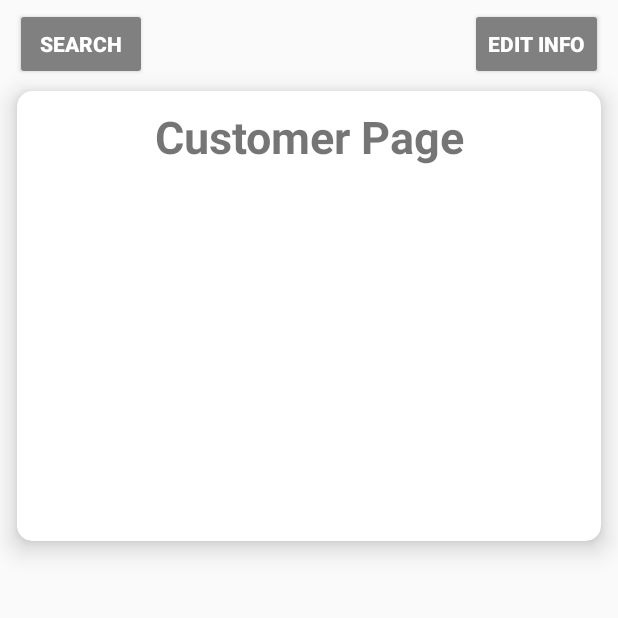
After one commit to 264-Rental-App/264-Android-App, an Android app: the CustomerHomeActivity screen opened directly, with no data from a screen before it, on a phone screen of 412 x 824 dp, the top half of it. The commit adds this screen. Run offline under Robolectric (Android 15) with nearby library versions, the phone set to English and light mode, and no system bars.

Commit message:
initialize customer home page

```diff
--- a/app/src/main/AndroidManifest.xml
+++ b/app/src/main/AndroidManifest.xml
@@ -25,6 +25,8 @@
         <activity android:name=".SummaryActivity"></activity>
         <activity android:name=".AgreementActivity"></activity>
 
+        <activity android:name=".CustomerHomeActivity"></activity>
+
         <meta-data
             android:name="preloaded_fonts"
             android:resource="@array/preloaded_fonts" />
--- /dev/null
+++ b/app/src/main/java/edu/rentals/frontend/CustomerHomeActivity.java
@@ -0,0 +1,30 @@
+package edu.rentals.frontend;
+
+import android.content.Intent;
+import android.os.Bundle;
+import android.view.View;
+import android.widget.Button;
+
+import androidx.appcompat.app.AppCompatActivity;
+
+public class CustomerHomeActivity extends AppCompatActivity {
+    Button search;
+
+    @Override
+    protected void onCreate(Bundle savedInstanceState) {
+        super.onCreate(savedInstanceState);
+        setContentView(R.layout.activity_customerhome);
+
+        // search
+        search = findViewById(R.id.search);
+        search.setOnClickListener(new View.OnClickListener() {
+            @Override
+            public void onClick(View v) {
+                Intent intent = new Intent(edu.rentals.frontend.CustomerHomeActivity.this, MainActivity.class);
+                startActivity(intent);
+            }
+        });
+
+
+    }
+}
--- a/app/src/main/java/edu/rentals/frontend/EquipmentListActivity.java
+++ b/app/src/main/java/edu/rentals/frontend/EquipmentListActivity.java
@@ -56,7 +56,7 @@ public class EquipmentListActivity extends AppCompatActivity {
         back.setOnClickListener(new View.OnClickListener() {
             @Override
             public void onClick(View v) {
-                Intent intent = new Intent(getApplicationContext(), MainActivity.class);
+                Intent intent = new Intent(edu.rentals.frontend.EquipmentListActivity.this, MainActivity.class);
 //                Intent intent = new Intent(edu.rentals.frontend.EquipmentListActivity.this, SearchStoreActivity.class);
                 startActivity(intent);
 
--- a/app/src/main/java/edu/rentals/frontend/SummaryActivity.java
+++ b/app/src/main/java/edu/rentals/frontend/SummaryActivity.java
@@ -1,5 +1,6 @@
 package edu.rentals.frontend;
 
+import android.app.Activity;
 import android.app.DatePickerDialog;
 import android.content.Intent;
 import android.os.Bundle;
@@ -22,7 +23,7 @@ public class SummaryActivity extends AppCompatActivity {
     DatePickerDialog picker;
     EditText etStartDate, etEndDate;
     TextView tvStartDate, tvEndDate;
-    Button back;
+    Button back, checkOut;
     TextView subTotal, duration, totalSum;
     private RecyclerView recyclerView;
     private List<Equipment> equipmentList;
@@ -130,6 +131,17 @@ public class SummaryActivity extends AppCompatActivity {
 
             }
         });
+
+
+        // done button
+        checkOut = findViewById(R.id.checkOut);
+        checkOut.setOnClickListener(new View.OnClickListener() {
+            @Override
+            public void onClick(View v) {
+                Intent intent = new Intent(edu.rentals.frontend.SummaryActivity.this, CustomerHomeActivity.class);
+                startActivity(intent);
+            }
+        });
     }
 
     private void setCalendar(int year, int monthOfYear, int dayOfMonth, Calendar Day) {
--- /dev/null
+++ b/app/src/main/res/layout/activity_customerhome.xml
@@ -0,0 +1,196 @@
+<?xml version="1.0" encoding="utf-8"?>
+<!--<androidx.constraintlayout.widget.ConstraintLayout-->
+<RelativeLayout
+    xmlns:android="http://schemas.android.com/apk/res/android"
+    xmlns:app="http://schemas.android.com/apk/res-auto"
+    xmlns:tools="http://schemas.android.com/tools"
+    android:layout_width="match_parent"
+    android:layout_height="match_parent">
+
+    <Button
+        android:id="@+id/search"
+        android:layout_width="wrap_content"
+        android:layout_height="wrap_content"
+        android:layout_marginLeft="10dp"
+        android:layout_marginTop="5sp"
+        android:backgroundTint="#808080"
+        android:textStyle="bold"
+        android:textColor="@android:color/white"
+        android:text="Search"/>
+
+    <Button
+        android:id="@+id/edit"
+        android:layout_width="wrap_content"
+        android:layout_height="wrap_content"
+        android:layout_marginLeft="10dp"
+        android:layout_marginTop="5sp"
+        android:layout_marginRight="10dp"
+        android:layout_alignParentRight="true"
+        android:backgroundTint="#808080"
+        android:textStyle="bold"
+        android:textColor="@android:color/white"
+        android:text="Edit Info"/>
+
+
+<!--    <LinearLayout-->
+<!--    xmlns:android="http://schemas.android.com/apk/res/android"-->
+<!--    xmlns:tools="http://schemas.android.com/tools"-->
+<!--    android:layout_width="match_parent"-->
+<!--    android:layout_height="match_parent"-->
+<!--    android:padding="16dp"-->
+<!--    android:orientation="vertical"-->
+<!--    tools:context="com.hfad.rentalequipmentshoppingflow.SummaryActivity">-->
+
+    <androidx.cardview.widget.CardView
+        android:id="@+id/cardView"
+        android:layout_width="match_parent"
+        android:layout_height="300sp"
+        android:layout_marginLeft="11dp"
+        android:layout_marginTop="7dp"
+        android:layout_marginRight="11dp"
+        android:layout_marginBottom="7dp"
+        app:cardCornerRadius="10dp"
+        app:cardElevation="10dp"
+        android:layout_below="@+id/search">
+
+        <RelativeLayout
+            android:id="@+id/summaryList"
+            android:layout_width="match_parent"
+            android:layout_height="match_parent">
+
+            <TextView
+                android:id="@+id/customerPage"
+                android:layout_width="match_parent"
+                android:layout_height="wrap_content"
+                android:gravity="center"
+                android:layout_marginTop="10dp"
+                android:textSize="30sp"
+                android:text="Customer Page"
+                android:textStyle="bold" />
+
+<!--            <androidx.recyclerview.widget.RecyclerView-->
+<!--                android:id="@+id/summaryListRecycleView"-->
+<!--                android:layout_width="match_parent"-->
+<!--                android:layout_height="200sp"-->
+<!--                android:layout_marginStart="8dp"-->
+<!--                android:layout_marginTop="8dp"-->
+<!--                app:layout_constraintStart_toStartOf="parent"-->
+<!--                app:layout_constraintTop_toTopOf="parent"-->
+<!--                android:layout_below="@+id/orderSummary"/>-->
+
+<!--            <TextView-->
+<!--                android:id="@+id/subTotal"-->
+<!--                android:layout_width="match_parent"-->
+<!--                android:layout_height="wrap_content"-->
+<!--                android:gravity="center"-->
+<!--                android:layout_marginTop="5dp"-->
+<!--                android:textSize="25sp"-->
+<!--                android:text="Sub Total : $0"-->
+<!--                android:textStyle="bold"-->
+<!--                android:layout_below="@+id/summaryListRecycleView" />-->
+
+        </RelativeLayout>
+
+
+
+    </androidx.cardview.widget.CardView>
+
+
+<!--    <TextView-->
+<!--        android:id="@+id/startDateDisplay"-->
+<!--        android:layout_width="wrap_content"-->
+<!--        android:layout_height="wrap_content"-->
+<!--        android:gravity="center"-->
+<!--        android:layout_marginTop="5dp"-->
+<!--        android:layout_marginLeft="26sp"-->
+<!--        android:textSize="25sp"-->
+<!--        android:text="Start Date : "-->
+<!--        android:textStyle="bold"-->
+<!--        android:layout_below="@+id/cardView" />-->
+
+
+<!--    <EditText-->
+<!--        android:id="@+id/startDate"-->
+<!--        android:layout_width="match_parent"-->
+<!--        android:layout_height="wrap_content"-->
+<!--        android:layout_below="@+id/cardView"-->
+<!--        android:layout_marginLeft="0dp"-->
+<!--        android:layout_marginTop="0dp"-->
+<!--        android:layout_toRightOf="@+id/startDateDisplay"-->
+<!--        android:gravity="center"-->
+<!--        android:text="Select..."-->
+<!--        android:textSize="20sp"-->
+<!--        android:textStyle="bold" />-->
+
+<!--    <TextView-->
+<!--        android:id="@+id/endDateDisplay"-->
+<!--        android:layout_width="wrap_content"-->
+<!--        android:layout_height="wrap_content"-->
+<!--        android:gravity="center"-->
+<!--        android:layout_marginTop="5dp"-->
+<!--        android:layout_marginLeft="26sp"-->
+<!--        android:textSize="25sp"-->
+<!--        android:text="End Date : "-->
+<!--        android:textStyle="bold"-->
+<!--        android:layout_below="@+id/startDateDisplay" />-->
+
+<!--    <EditText-->
+<!--        android:id="@+id/endDate"-->
+<!--        android:layout_width="match_parent"-->
+<!--        android:layout_height="wrap_content"-->
+<!--        android:layout_below="@+id/startDate"-->
+<!--        android:layout_marginLeft="2dp"-->
+<!--        android:layout_marginTop="-5dp"-->
+<!--        android:layout_toRightOf="@+id/endDateDisplay"-->
+<!--        android:gravity="center"-->
+<!--        android:text="Select..."-->
+<!--        android:textSize="20sp"-->
+<!--        android:textStyle="bold" />-->
+
+<!--    <TextView-->
+<!--        android:id="@+id/duration"-->
+<!--        android:layout_width="wrap_content"-->
+<!--        android:layout_height="wrap_content"-->
+<!--        android:gravity="center"-->
+<!--        android:layout_marginTop="5dp"-->
+<!--        android:layout_marginLeft="26sp"-->
+<!--        android:textSize="25sp"-->
+<!--        android:text="Duration (day) : 1"-->
+<!--        android:textStyle="bold"-->
+<!--        android:layout_below="@+id/endDateDisplay" />-->
+
+<!--    <TextView-->
+<!--        android:id="@+id/total"-->
+<!--        android:layout_width="wrap_content"-->
+<!--        android:layout_height="wrap_content"-->
+<!--        android:gravity="center"-->
+<!--        android:layout_marginTop="5dp"-->
+<!--        android:layout_marginLeft="26sp"-->
+<!--        android:textSize="25sp"-->
+<!--        android:text="Total : $0"-->
+<!--        android:textStyle="bold"-->
+<!--        android:layout_below="@+id/duration" />-->
+
+
+
+<!--    <Button-->
+<!--        android:id="@+id/checkOut"-->
+<!--        android:layout_width="wrap_content"-->
+<!--        android:layout_height="wrap_content"-->
+<!--        android:layout_below="@+id/total"-->
+<!--        android:layout_centerHorizontal="true"-->
+<!--        android:layout_marginTop="15dp"-->
+<!--        android:backgroundTint="@color/teal_700"-->
+<!--        android:gravity="center"-->
+<!--        android:text="Done"-->
+<!--        android:textColor="@android:color/white"-->
+<!--        android:textSize="20sp"-->
+<!--        android:textStyle="bold" />-->
+
+    <!--    </LinearLayout>-->
+
+
+
+
+</RelativeLayout>
+<!--</androidx.constraintlayout.widget.ConstraintLayout>-->
```
